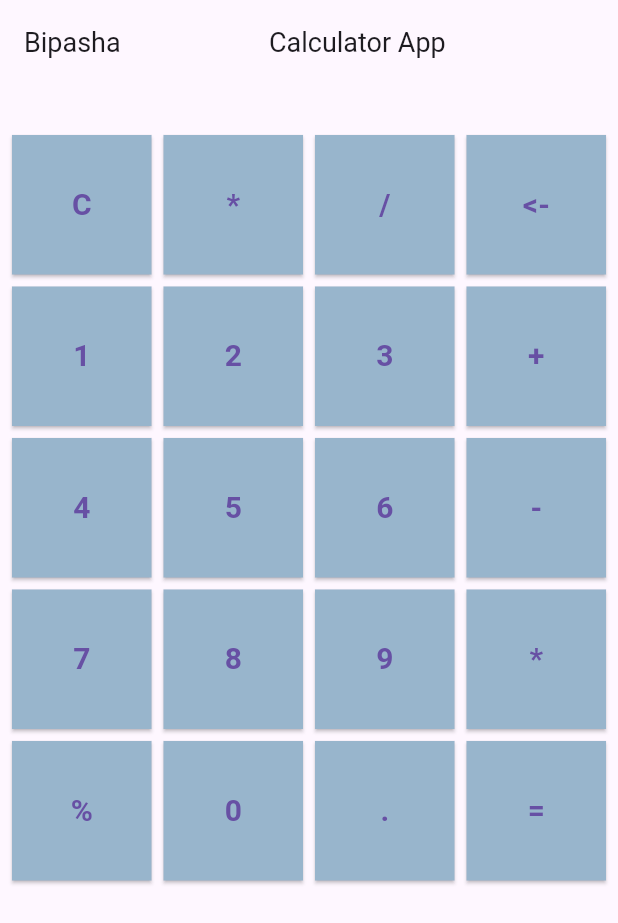
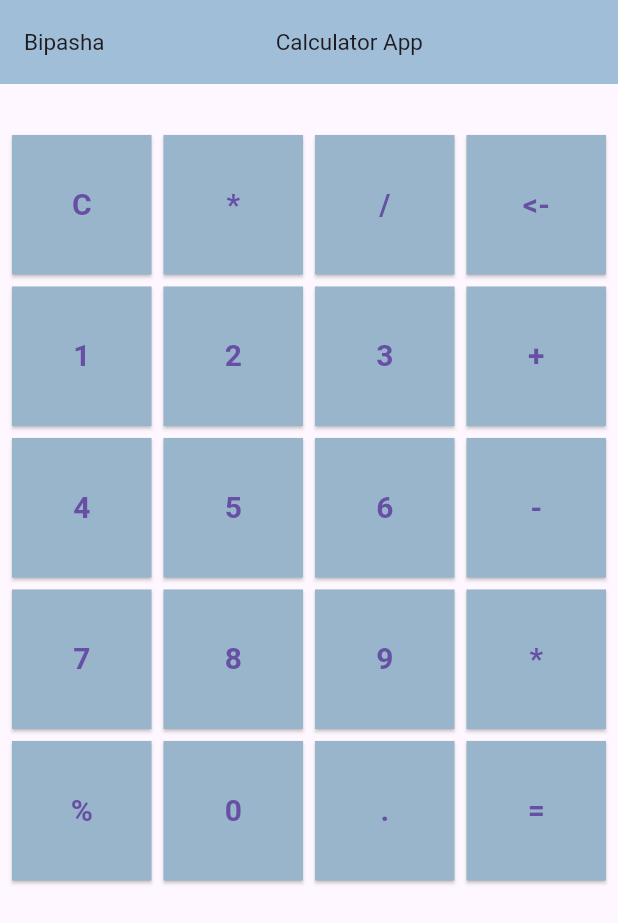
Before and after one commit to Bipasha1234/calcApp, a Flutter app: the screen it shows after launch, on a phone screen of 412 x 824 dp. Shown: the top 923 px of the screen. Run offline on Flutter 3.47's test engine with Material 3 defaults, Android fonts, the phone set to English and light mode, and no system bars.

Commit message:
Added calculator functionality and updated UI

```diff
--- a/lib/view/calculator_view.dart
+++ b/lib/view/calculator_view.dart
@@ -122,16 +122,18 @@ class _CalculatorViewState extends State<CalculatorView> {
           children: const [
             Text(
               'Bipasha',
-              style: TextStyle(fontSize: 18),
+              style: TextStyle(fontSize: 15),
+
             ),
             Spacer(), // Pushes "Calculator App" to the center
             Text(
               'Calculator App',
-              style: TextStyle(fontSize: 18),
+              style: TextStyle(fontSize: 15),
             ),
             Spacer(), // Maintains symmetry
           ],
         ),
+        backgroundColor: const Color.fromARGB(255, 160, 190, 215),
       ),
       body: Padding(
         padding: const EdgeInsets.all(8.0),
```
